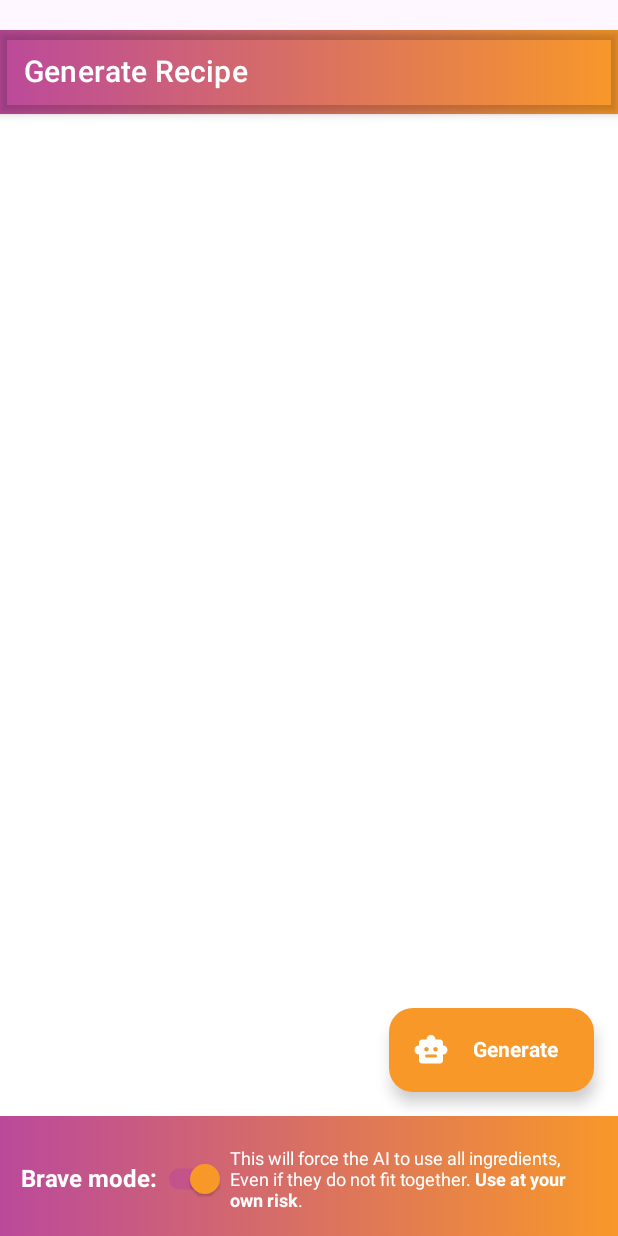
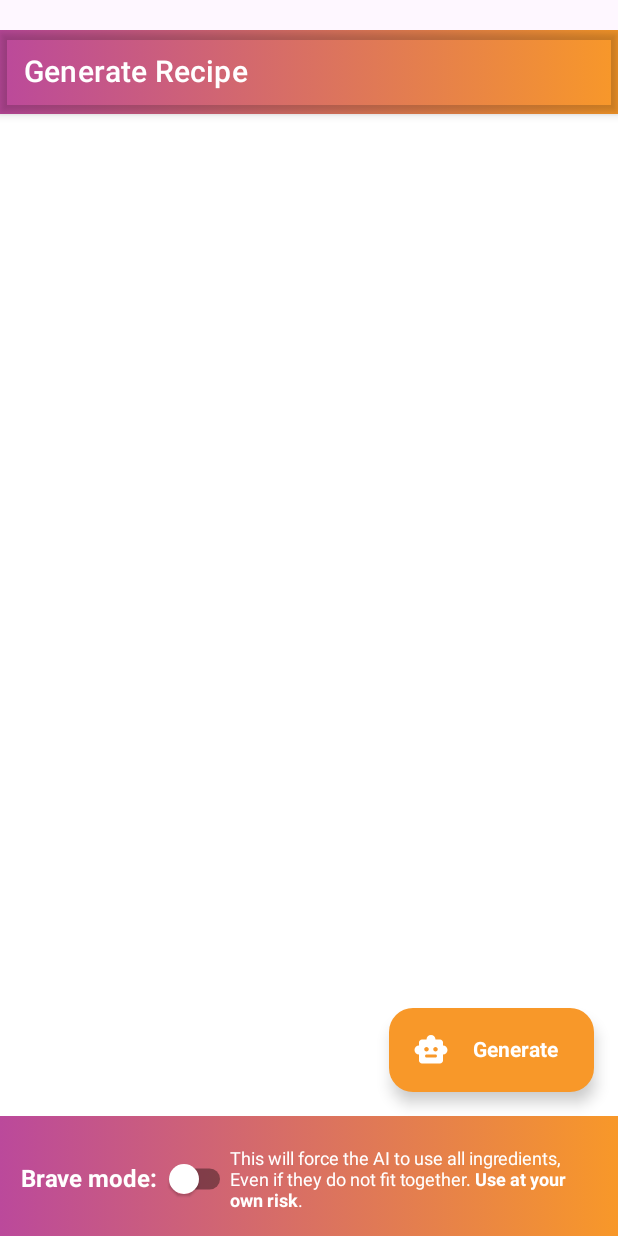
Before and after one commit to KevinSappl/RecipeGenerator, an Android app built with Jetpack Compose: the RecipeGenerationActivity screen opened directly, with no data from a screen before it, on a phone screen of 412 x 824 dp. Run offline under Robolectric (Android 15) with nearby library versions, the light colour scheme and no system bars.

Commit message:
add logic to recipe generator UI

```diff
--- a/app/src/main/java/com/example/recipegenerator/RecipeGenerationActivity.kt
+++ b/app/src/main/java/com/example/recipegenerator/RecipeGenerationActivity.kt
@@ -21,6 +21,10 @@ import androidx.compose.material3.ExtendedFloatingActionButton
 import androidx.compose.material3.HorizontalDivider
 import androidx.compose.material3.Icon
 import androidx.compose.runtime.Composable
+import androidx.compose.runtime.getValue
+import androidx.compose.runtime.mutableStateOf
+import androidx.compose.runtime.remember
+import androidx.compose.runtime.setValue
 import androidx.compose.ui.Alignment
 import androidx.compose.ui.Modifier
 import androidx.compose.ui.graphics.Color
@@ -30,6 +34,7 @@ import androidx.compose.ui.text.font.FontWeight
 import androidx.compose.ui.tooling.preview.Preview
 import androidx.compose.ui.unit.dp
 import androidx.compose.ui.unit.sp
+import com.example.recipegenerator.recipegenerator.RecipeGenerator
 import com.example.recipegenerator.ui.theme.Orange
 import com.example.recipegenerator.ui.theme.Pink
 import com.example.recipegenerator.ui.theme.PinkOrangeHorizontalGradient
@@ -50,6 +55,7 @@ class RecipeGenerationActivity : ComponentActivity() {
 
 @Composable
 fun RecipeGeneration(groceries: MutableList<GroceryItem>) {
+    var braveMode by remember {mutableStateOf(false)}
 
     Scaffold (
         modifier = Modifier.padding(top = 20.dp),
@@ -75,8 +81,8 @@ fun RecipeGeneration(groceries: MutableList<GroceryItem>) {
                             fontSize = 16.sp
                         )
                         Switch(
-                            checked = true,
-                            onCheckedChange = {},
+                            checked = braveMode,
+                            onCheckedChange = {braveMode = it},
                             colors = SwitchDefaults.colors(
                                 checkedTrackColor = Pink,
                                 checkedThumbColor = Orange
@@ -97,7 +103,7 @@ fun RecipeGeneration(groceries: MutableList<GroceryItem>) {
             }
         },
         floatingActionButton = {
-            ExtendedFloatingActionButton(onClick = { /*TODO*/ },
+            ExtendedFloatingActionButton(onClick = { RecipeGenerator.generateRecipe(groceries.toString(),braveMode) },
                 containerColor = Orange,
                 icon = { Icon(Icons.Rounded.SmartToy, tint = Color.White,
                     contentDescription = "", )},
```
Also changed, not shown: app/src/main/java/com/example/recipegenerator/recipegenerator/RecipeGenerator.kt (+14 -8 lines).
